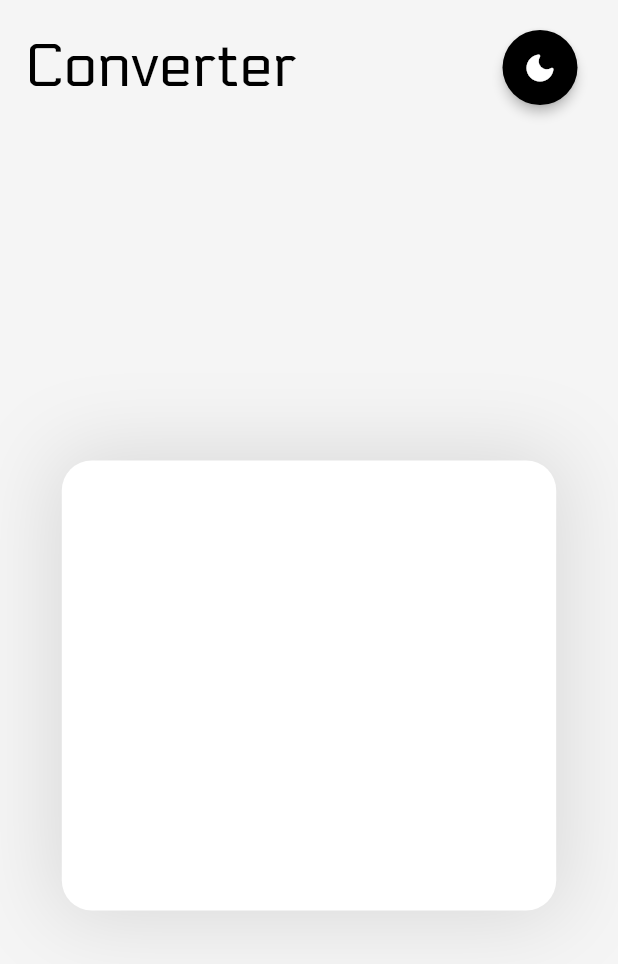
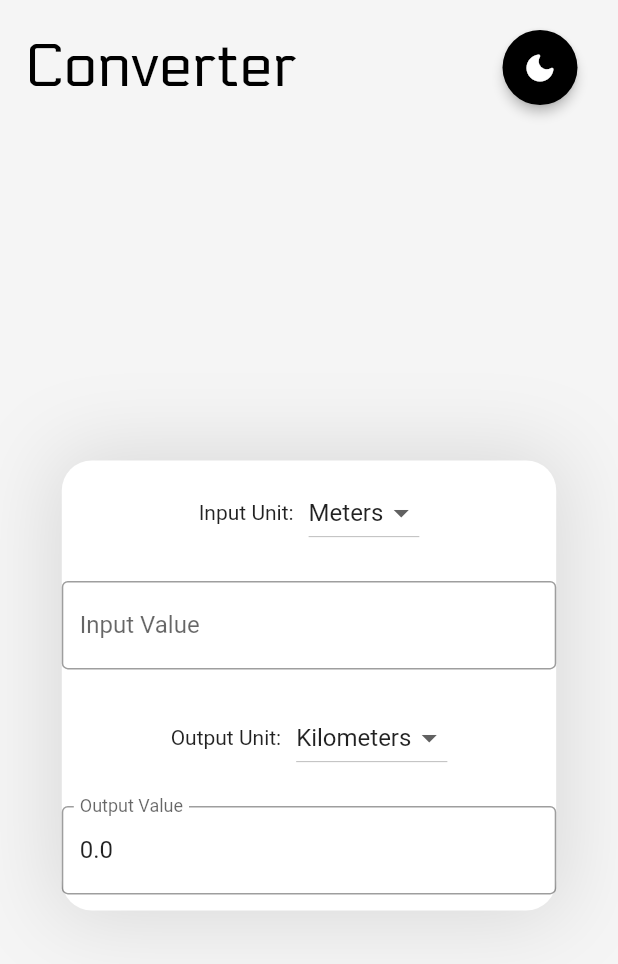
Before and after one commit to substro/CSCI-10-project1, a Flutter app: the screen it shows after launch, on a phone screen of 412 x 824 dp. Shown: the top 964 px of the screen. Run offline on Flutter 3.47's test engine with Material 2 defaults, Android fonts, the light colour scheme and no system bars; our stand-ins replace gap, hexcolor.

Commit message:
converter section ready(UI left)

```diff
--- a/lib/components/converter_section.dart
+++ b/lib/components/converter_section.dart
@@ -11,10 +11,11 @@ class UnitConverterBody extends StatefulWidget {
 }
 
 class _UnitConverterBodyState extends State<UnitConverterBody> {
-  var items = ["Item 1", "Item 2", "Item 3"];
-
-  String selectedValue = "Item 1";
   bool isDarkMode = false;
+  String inputUnit = 'meters';
+  String outputUnit = 'kilometers';
+  double inputValue = 0;
+  double outputValue = 0;
 
   @override
   Widget build(BuildContext context) {
@@ -23,6 +24,7 @@ class _UnitConverterBodyState extends State<UnitConverterBody> {
       context,
       listen: false,
     );
+
     return Center(
       child: Container(
         width: screenWidth * 0.8,
@@ -40,8 +42,96 @@ class _UnitConverterBodyState extends State<UnitConverterBody> {
             )
           ],
         ),
+        child: Column(
+          mainAxisAlignment: MainAxisAlignment.spaceAround,
+          children: [
+            // Add dropdown for input unit
+            Row(
+              mainAxisAlignment: MainAxisAlignment.center,
+              children: [
+                const Text('Input Unit:'),
+                const Gap(10),
+                DropdownButton<String>(
+                  value: inputUnit,
+                  items: const [
+                    DropdownMenuItem<String>(
+                      value: 'meters',
+                      child: Text('Meters'),
+                    ),
+                    DropdownMenuItem<String>(
+                      value: 'feet',
+                      child: Text('Feet'),
+                    ),
+                  ],
+                  onChanged: (newValue) {
+                    setState(() {
+                      inputUnit = newValue!;
+                      updateConversion();
+                    });
+                  },
+                ),
+              ],
+            ),
+
+            // Add text field for input value
+            TextField(
+              onChanged: (newValue) {
+                setState(() {
+                  inputValue = double.tryParse(newValue) ?? 0;
+                  // updateConversion();
+                });
+              },
+              decoration: const InputDecoration(
+                labelText: 'Input Value',
+                border: OutlineInputBorder(),
+              ),
+            ),
+
+            // Add dropdown for output unit
+            Row(
+              mainAxisAlignment: MainAxisAlignment.center,
+              children: [
+                const Text('Output Unit:'),
+                const Gap(10),
+                DropdownButton<String>(
+                  value: outputUnit,
+                  items: const [
+                    DropdownMenuItem<String>(
+                      value: 'kilometers',
+                      child: Text('Kilometers'),
+                    ),
+                    DropdownMenuItem<String>(
+                      value: 'miles',
+                      child: Text('Miles'),
+                    ),
+                  ],
+                  onChanged: (newValue) {
+                    setState(() {
+                      outputUnit = newValue!;
+                      // updateConversion();
+                    });
+                  },
+                ),
+              ],
+            ),
+
+            // Add text field for output value
+            TextField(
+              controller: TextEditingController(text: outputValue.toString()),
+              readOnly: true,
+              decoration: const InputDecoration(
+                labelText: 'Output Value',
+                border: OutlineInputBorder(),
+              ),
+            ),
+          ],
+        ),
       ),
     );
-    // double screenWidth = MediaQuery.of(context).size.width;
+  }
+
+  void updateConversion() {
+    // Implement conversion logic based on inputUnit, inputValue, and outputUnit
+    // Update outputValue based on the conversion result
   }
 }
--- a/lib/theme/theme_provider.dart
+++ b/lib/theme/theme_provider.dart
@@ -3,15 +3,15 @@ import 'package:hexcolor/hexcolor.dart';
 
 class ThemeProvider extends ChangeNotifier {
   ThemeData? currentTheme;
+  Color white = HexColor("FFFFFF");
+  Color black = HexColor("000000");
   //this is the light theme background
-  Color black = HexColor("000000");
-  Color white = HexColor("FFFFFF");
   Color lightPrimaryColor = HexColor("F5F5F5");
+  Color lightSecondaryColor = HexColor("FFFFFF");
+  Color accentColor = HexColor("575DE3");
   // this is the dark theme background
   Color darkPrimaryColor = HexColor("030320");
-  Color lightSecondaryColor = HexColor("FFFFFF");
   Color darkSecondaryColor = HexColor("1A2148");
-  Color accentColor = HexColor("575DE3");
 
   ThemeProvider() {
     // Initialize currentTheme based on system theme
```
